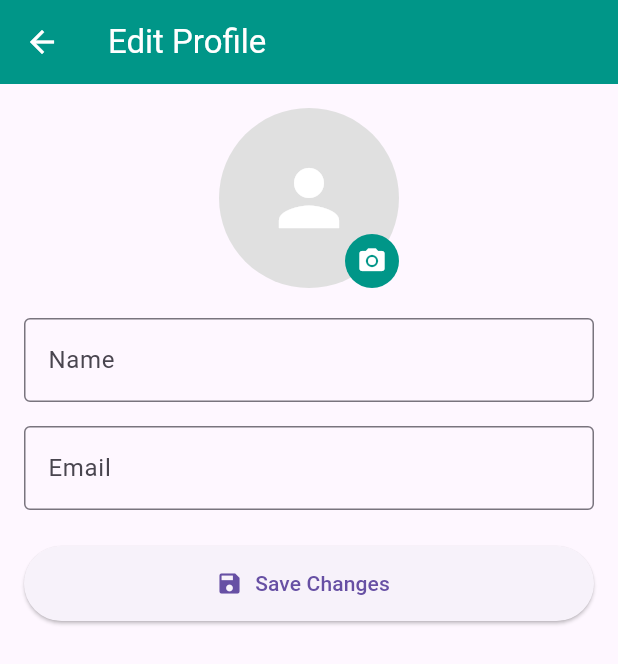
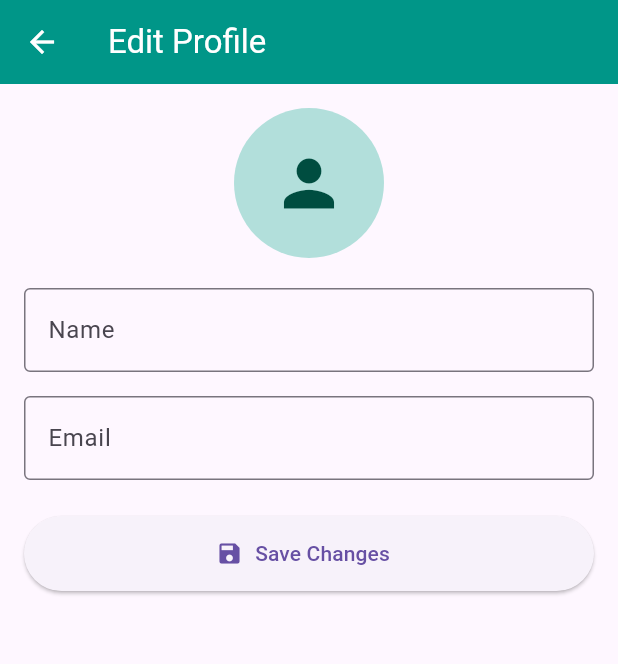
Before and after one commit to kilewin021105/PET-PAL, a Flutter app: the EditProfilePage screen opened directly, after a tap on "Save Changes", on a phone screen of 412 x 824 dp. Shown: the top 664 px of the screen. Run offline on Flutter 3.47's test engine with Material 3 defaults, Android fonts, the light colour scheme and no system bars; our stand-ins replace flutter_local_notifications, image_picker, supabase_flutter, timezone; accounts and stored records are empty; network calls fail.

Commit message:
nailisan nani ang account icon

```diff
--- a/lib/InsideAcc/EditProfileTile.dart
+++ b/lib/InsideAcc/EditProfileTile.dart
@@ -1,9 +1,5 @@
-import 'dart:io';
 import 'package:flutter/material.dart';
-import 'package:image_picker/image_picker.dart';
-import 'package:path_provider/path_provider.dart';
-import 'package:path/path.dart';
-import 'package:shared_preferences/shared_preferences.dart';
+import 'package:supabase_flutter/supabase_flutter.dart';
 
 class EditProfilePage extends StatefulWidget {
   const EditProfilePage({super.key});
@@ -13,10 +9,12 @@ class EditProfilePage extends StatefulWidget {
 }
 
 class _EditProfilePageState extends State<EditProfilePage> {
-  File? _imageFile;
-  final picker = ImagePicker();
+  final supabase = Supabase.instance.client;
+
   final nameController = TextEditingController();
   final emailController = TextEditingController();
+
+  int _selectedIcon = Icons.person.codePoint;
 
   @override
   void initState() {
@@ -24,49 +22,105 @@ class _EditProfilePageState extends State<EditProfilePage> {
     _loadProfile();
   }
 
+  // ----------------------------------
+  // LOAD PROFILE FROM SUPABASE
+  // ----------------------------------
   Future<void> _loadProfile() async {
-    final prefs = await SharedPreferences.getInstance();
-    final imagePath = prefs.getString('profile_image');
-    final name = prefs.getString('profile_name') ?? '';
-    final email = prefs.getString('profile_email') ?? '';
+    final user = supabase.auth.currentUser;
+    if (user == null) return;
 
-    if (imagePath != null && File(imagePath).existsSync()) {
-      setState(() => _imageFile = File(imagePath));
+    try {
+      final response = await supabase
+          .from('profiles')
+          .select()
+          .eq('id', user.id)
+          .single();
+
+      setState(() {
+        nameController.text = response['name'] ?? '';
+        emailController.text = response['email'] ?? '';
+        _selectedIcon = response['icon_code'] ?? Icons.person.codePoint;
+      });
+    } catch (e) {
+      debugPrint("Error loading profile: $e");
     }
-
-    nameController.text = name;
-    emailController.text = email;
   }
 
-  Future<void> _pickImage() async {
-    final pickedFile = await picker.pickImage(source: ImageSource.gallery);
-    if (pickedFile == null) return;
+  // ----------------------------------
+  // SAVE PROFILE TO SUPABASE
+  // ----------------------------------
+  Future<void> _saveProfile() async {
+    final user = supabase.auth.currentUser;
+    if (user == null) return;
 
-    final directory = await getApplicationDocumentsDirectory();
-    final fileName = basename(pickedFile.path);
-    final savedImage = await File(
-      pickedFile.path,
-    ).copy('${directory.path}/$fileName');
+    try {
+      await supabase.from('profiles').upsert({
+        'id': user.id,
+        'name': nameController.text,
+        'email': emailController.text,
+        'icon_code': _selectedIcon,
+      });
 
-    setState(() {
-      _imageFile = savedImage;
-    });
+      if (!mounted) return;
+
+      ScaffoldMessenger.of(context).showSnackBar(
+        const SnackBar(content: Text("Profile Saved to Supabase ✅")),
+      );
+    } catch (e) {
+      debugPrint("Error saving profile: $e");
+    }
   }
 
-  Future<void> _saveProfile() async {
-    final prefs = await SharedPreferences.getInstance();
-    await prefs.setString('profile_name', nameController.text);
-    await prefs.setString('profile_email', emailController.text);
-    if (_imageFile != null) {
-      await prefs.setString('profile_image', _imageFile!.path);
-    }
+  // ----------------------------------
+  // ICON PICKER DIALOG
+  // ----------------------------------
+  Future<void> _pickIcon() async {
+    final icons = [
+      Icons.person,
+      Icons.pets,
+      Icons.favorite,
+      Icons.star,
+      Icons.home,
+      Icons.face,
+      Icons.directions_walk,
+      Icons.directions_run,
+      Icons.gps_fixed,
+      Icons.catching_pokemon,
+      Icons.shield,
+      Icons.lock,
+    ];
 
-    if (!mounted) return;
-    ScaffoldMessenger.of(
-      context as BuildContext,
-    ).showSnackBar(const SnackBar(content: Text("Profile Saved ✅")));
+    showDialog(
+      context: context,
+      builder: (context) => AlertDialog(
+        title: const Text("Choose an Icon"),
+        content: SizedBox(
+          width: double.maxFinite,
+          child: GridView.count(
+            crossAxisCount: 4,
+            shrinkWrap: true,
+            crossAxisSpacing: 12,
+            mainAxisSpacing: 12,
+            children: icons.map((icon) {
+              return GestureDetector(
+                onTap: () {
+                  setState(() {
+                    _selectedIcon = icon.codePoint;
+                  });
+                  Navigator.pop(context);
+                },
+                child: Icon(icon, size: 32),
+              );
+            }).toList(),
+          ),
+        ),
+      ),
+    );
   }
 
+  // ----------------------------------
+  // UI
+  // ----------------------------------
   @override
   Widget build(BuildContext context) {
     return Scaffold(
@@ -75,50 +129,25 @@ class _EditProfilePageState extends State<EditProfilePage> {
         padding: const EdgeInsets.all(16.0),
         child: ListView(
           children: [
+            // Avatar Icon
             Center(
-              child: Stack(
-                children: [
-                  CircleAvatar(
-                    radius: 60,
-                    backgroundColor: Colors.grey[300],
-                    child: ClipOval(
-                      child: _imageFile != null
-                          ? Image.file(
-                              _imageFile!,
-                              width: 120,
-                              height: 120,
-                              fit: BoxFit.cover,
-                            )
-                          : const Icon(
-                              Icons.person,
-                              size: 60,
-                              color: Colors.white,
-                            ),
-                    ),
+              child: GestureDetector(
+                onTap: _pickIcon,
+                child: CircleAvatar(
+                  radius: 50,
+                  backgroundColor: Colors.teal.shade100,
+                  child: Icon(
+                    IconData(_selectedIcon, fontFamily: 'MaterialIcons'),
+                    size: 50,
+                    color: Colors.teal.shade900,
                   ),
-                  Positioned(
-                    bottom: 0,
-                    right: 0,
-                    child: GestureDetector(
-                      onTap: _pickImage,
-                      child: Container(
-                        decoration: const BoxDecoration(
-                          color: Colors.teal,
-                          shape: BoxShape.circle,
-                        ),
-                        padding: const EdgeInsets.all(8),
-                        child: const Icon(
-                          Icons.camera_alt,
-                          color: Colors.white,
-                          size: 20,
-                        ),
-                      ),
-                    ),
-                  ),
-                ],
+                ),
               ),
             ),
+
             const SizedBox(height: 20),
+
+            // Name Field
             TextField(
               controller: nameController,
               decoration: const InputDecoration(
@@ -126,7 +155,10 @@ class _EditProfilePageState extends State<EditProfilePage> {
                 border: OutlineInputBorder(),
               ),
             ),
+
             const SizedBox(height: 16),
+
+            // Email Field
             TextField(
               controller: emailController,
               decoration: const InputDecoration(
@@ -134,7 +166,10 @@ class _EditProfilePageState extends State<EditProfilePage> {
                 border: OutlineInputBorder(),
               ),
             ),
+
             const SizedBox(height: 24),
+
+            // SAVE BUTTON
             ElevatedButton.icon(
               onPressed: _saveProfile,
               icon: const Icon(Icons.save),
--- a/lib/screens/settings.dart
+++ b/lib/screens/settings.dart
@@ -30,7 +30,7 @@ class _SettingState extends State<SettingPage> {
                   : Colors.teal,
             ),
             title: const Text("My Pets"),
-            subtitle: const Text("View and edit your pets’ info"),
+            subtitle: const Text("Pets settings"),
             onTap: () {
               // Navigate to pet profile page
             },
--- /dev/null
+++ b/lib/src/index.dart
@@ -0,0 +1,6 @@
+// Central barrel: re-export grouped modules for simpler imports
+export 'screens.dart';
+export 'login_forms.dart';
+export 'inside_acc.dart';
+export 'services.dart';
+export 'models.dart';
--- /dev/null
+++ b/lib/src/inside_acc.dart
@@ -0,0 +1,4 @@
+// Barrel for InsideAcc widgets
+export '../InsideAcc/EditProfileTile.dart';
+export '../InsideAcc/HelpPage.dart';
+export '../InsideAcc/pet_profile_page.dart';
--- /dev/null
+++ b/lib/src/login_forms.dart
@@ -0,0 +1,3 @@
+// Barrel for login-related forms
+export '../LoginForms/login.dart';
+export '../LoginForms/Signup.dart';
--- /dev/null
+++ b/lib/src/models.dart
@@ -0,0 +1,2 @@
+// Barrel for models
+export '../models/reminder.dart';
```
Also changed, not shown: lib/main.dart (+1 -8 lines), lib/src/screens.dart (added, +14 -0 lines), lib/src/services.dart (added, +7 -0 lines), assets/PETPAL.png (added), assets/download__22_-removebg-preview.png (added).
